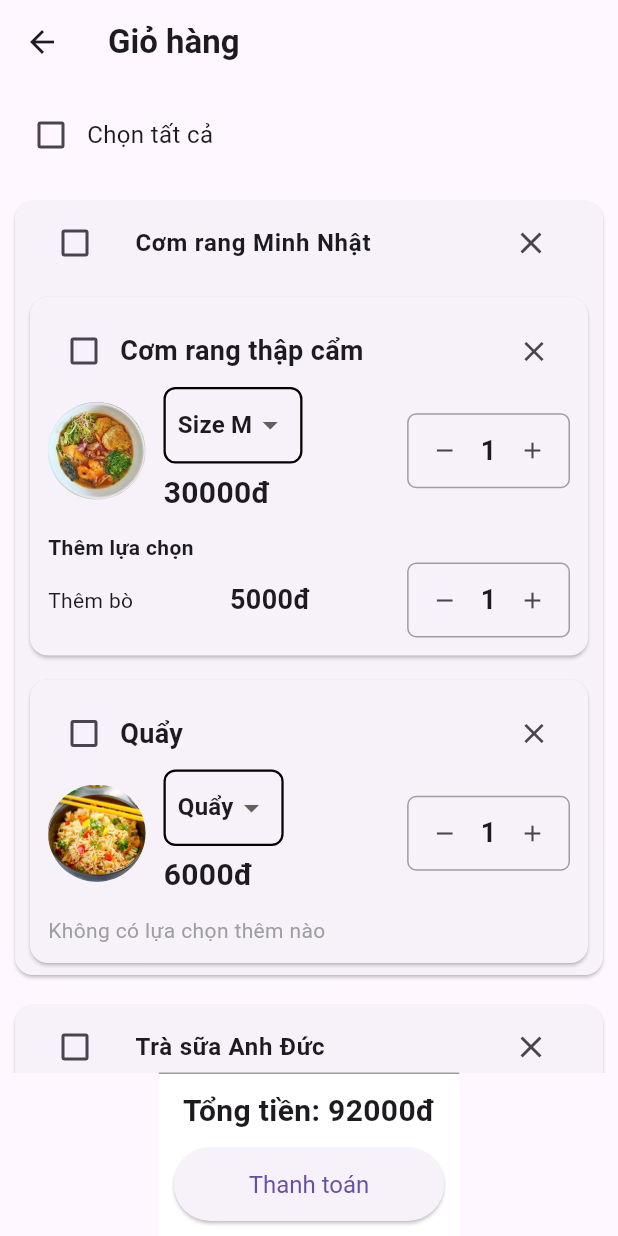
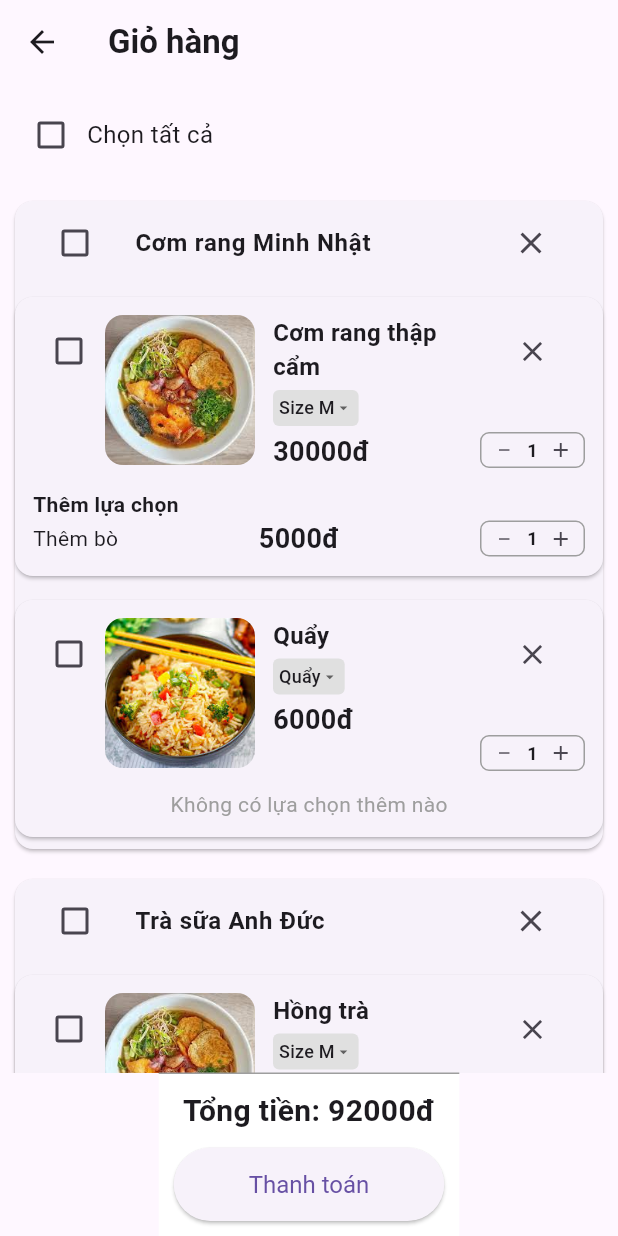
Before and after one commit to AnhDQ123/SEP490_G69_FE, a Flutter app: the screen it shows after launch, on a phone screen of 412 x 824 dp. Run offline on Flutter 3.47's test engine with Material 3 defaults, Android fonts, the phone set to English and light mode, and no system bars; our stand-ins replace get.

Commit message:
sửa lại UI cart

```diff
--- a/lib/app/modules/cart/views/cart_view.dart
+++ b/lib/app/modules/cart/views/cart_view.dart
@@ -104,22 +104,18 @@ class CartView extends StatelessWidget {
     );
   }
 
-  /// Widget hiển thị từng sản phẩm trong giỏ hàng
   Widget _buildCartItem(int shopId, CartItem item) {
     return Card(
-      margin: const EdgeInsets.symmetric(horizontal: 10, vertical: 8),
+      margin: const EdgeInsets.symmetric(horizontal: 0, vertical: 8),
       shape: RoundedRectangleBorder(borderRadius: BorderRadius.circular(12)),
       child: Padding(
         padding: const EdgeInsets.all(12),
         child: Column(
+          children: [
+            Row(
               crossAxisAlignment: CrossAxisAlignment.start,
               children: [
-            // Tên sản phẩm + Checkbox + Nút Xóa
-            Row(
-              mainAxisAlignment: MainAxisAlignment.spaceBetween,
-              children: [
-                Row(
-                  children: [
+                // Checkbox bên trái
                 Obx(() {
                   bool isSelected = cartController.selectedShops.contains(shopId);
                   return Checkbox(
@@ -133,47 +129,42 @@ class CartView extends StatelessWidget {
                     },
                   );
                 }),
-                    Text(
-                      item.product.productName,
-                      style: const TextStyle(fontSize: 18, fontWeight: FontWeight.bold),
-                    ),
-                  ],
-                ),
-                IconButton(
-                  icon: const Icon(Icons.close, size: 22),
-                  onPressed: () => cartController.removeItem(shopId, item.product.productId),
-                ),
-              ],
-            ),
 
-            // Hình ảnh sản phẩm + Chọn size + Giá + Số lượng
-            Row(
-              crossAxisAlignment: CrossAxisAlignment.center,
-              children: [
-                // Hình ảnh sản phẩm (bo tròn)
-                ClipOval(
+                // Hình ảnh lớn hơn
+                ClipRRect(
+                  borderRadius: BorderRadius.circular(12),
                   child: Image.asset(
                     item.product.options.first.image,
-                    width: 65,
-                    height: 65,
+                    width: 100, // Tăng kích thước ảnh
+                    height: 100,
                     fit: BoxFit.cover,
                   ),
                 ),
                 const SizedBox(width: 12),
 
-                // Dropdown chọn size + Giá
+                // Thông tin sản phẩm (Tên, Size, Giá & Số lượng)
                 Expanded(
                   child: Column(
+                    mainAxisAlignment: MainAxisAlignment.spaceBetween,
                     crossAxisAlignment: CrossAxisAlignment.start,
                     children: [
+                      // Tên sản phẩm
+                      Text(
+                        item.product.productName,
+                        style: const TextStyle(fontSize: 16, fontWeight: FontWeight.bold),
+                      ),
+                      const SizedBox(height: 4),
+
+                      // Dropdown chọn size
                       Container(
-                        padding: const EdgeInsets.symmetric(horizontal: 8),
+                        padding: const EdgeInsets.symmetric(horizontal: 4, vertical: 0),
                         decoration: BoxDecoration(
-                          border: Border.all(color: Colors.black, width: 1.5),
-                          borderRadius: BorderRadius.circular(8),
+                          color: Colors.grey[300],
+                          borderRadius: BorderRadius.circular(4),
                         ),
                         child: DropdownButtonHideUnderline(
                           child: DropdownButton<FoodOption>(
+                            isDense: true,
                             value: item.selectedOptions.firstWhereOrNull((option) => option.isSize) ??
                                 item.product.options.firstWhere((opt) => opt.isSize),
                             items: item.product.options.where((option) => option.isSize).map((FoodOption sizeOption) {
@@ -181,7 +172,7 @@ class CartView extends StatelessWidget {
                                 value: sizeOption,
                                 child: Text(
                                   sizeOption.name,
-                                  style: const TextStyle(fontWeight: FontWeight.bold),
+                                  style: const TextStyle(fontSize: 12),
                                 ),
                               );
                             }).toList(),
@@ -190,28 +181,51 @@ class CartView extends StatelessWidget {
                                 cartController.updateSize(shopId, item.product.productId, newSize);
                               }
                             },
+                            icon: const Icon(Icons.arrow_drop_down, size: 12),
                           ),
                         ),
                       ),
-                      const SizedBox(height: 5),
-                      Text(
+                      const SizedBox(height: 4),
+
+                      Row(
+                        crossAxisAlignment: CrossAxisAlignment.end, // Để căn giá xuống dưới cùng
+                        mainAxisAlignment: MainAxisAlignment.spaceBetween,
+                        children: [
+                          // Giá sản phẩm, căn xuống dưới cùng
+                          Expanded(
+                            child: Align(
+                              alignment: Alignment.bottomLeft,
+                              child: Text(
                                 "${item.product.getBasePrice().toStringAsFixed(0)}đ",
-                        style: const TextStyle(fontSize: 20, fontWeight: FontWeight.bold),
+                                style: const TextStyle(fontSize: 18, fontWeight: FontWeight.bold),
                               ),
+                            ),
+                          ),
+                        ],
+                      ),
+
                     ],
                   ),
                 ),
 
-                // Nút tăng giảm số lượng
+                // Nút xóa
+                Column(
+                  children: [
+                    IconButton(
+                      icon: const Icon(Icons.close, size: 22),
+                      onPressed: () => cartController.removeItem(shopId, item.product.productId),
+                    ),
+                    SizedBox(height: 30),
+                    // Nút tăng giảm số lượng (giữ nguyên vị trí hiện tại)
                     _buildQuantityControl(
                       shopId: shopId,
                       productId: item.product.productId,
                       quantity: item.selectedOptions.firstWhere((opt) => opt.isSize).quantity,
-                )
+                    ),
                   ],
                 ),
-
-            // Thêm lựa chọn
+              ],
+            ),
             if (item.selectedOptions.where((opt) => !opt.isSize).isNotEmpty)
               Padding(
                 padding: const EdgeInsets.only(top: 12),
@@ -250,11 +264,10 @@ class CartView extends StatelessWidget {
               ),
           ],
         ),
+
       ),
     );
   }
-
-
 
   /// Widget thay đổi số lượng
   Widget _buildQuantityControl({
@@ -264,25 +277,46 @@ class CartView extends StatelessWidget {
     required int quantity,
   }) {
     return Container(
+      height: 24, // Điều chỉnh chiều cao hợp lý
+      width: 70,  // Tăng chiều rộng để không bị vỡ bố cục
       decoration: BoxDecoration(
         border: Border.all(color: Colors.grey),
         borderRadius: BorderRadius.circular(6),
       ),
       child: Row(
+        mainAxisAlignment: MainAxisAlignment.spaceBetween,
         children: [
-          IconButton(
-            icon: const Icon(Icons.remove, size: 18),
+          // Nút giảm
+          Flexible(
+            child: IconButton(
+              padding: EdgeInsets.zero, // Xóa padding mặc định
+              constraints: const BoxConstraints(), // Xóa ràng buộc kích thước thừa
+              icon: const Icon(Icons.remove, size: 12), // Nhỏ hơn
               onPressed: () {
+                if (quantity > 1) {
                   if (optionId == null) {
                     cartController.updateProductQuantity(shopId, productId, quantity - 1);
                   } else {
                     cartController.updateOptionQuantity(shopId, productId, optionId, quantity - 1);
                   }
+                }
               },
             ),
-          Text("$quantity", style: const TextStyle(fontSize: 18, fontWeight: FontWeight.bold)),
-          IconButton(
-            icon: const Icon(Icons.add, size: 18),
+          ),
+
+          // Số lượng sản phẩm
+          Text(
+            "$quantity",
+            style: const TextStyle(fontSize: 12, fontWeight: FontWeight.bold),
+            textAlign: TextAlign.center, // Căn giữa số lượng
+          ),
+
+          // Nút tăng
+          Flexible(
+            child: IconButton(
+              padding: EdgeInsets.zero,
+              constraints: const BoxConstraints(),
+              icon: const Icon(Icons.add, size: 16), // Nhỏ hơn
               onPressed: () {
                 if (optionId == null) {
                   cartController.updateProductQuantity(shopId, productId, quantity + 1);
@@ -291,10 +325,13 @@ class CartView extends StatelessWidget {
                 }
               },
             ),
+          ),
         ],
       ),
     );
   }
+
+
 
   /// Widget hiển thị tổng tiền và nút thanh toán
   Widget _buildTotalSection() {
```
Lines whose indentation alone changed are shown as unchanged.
